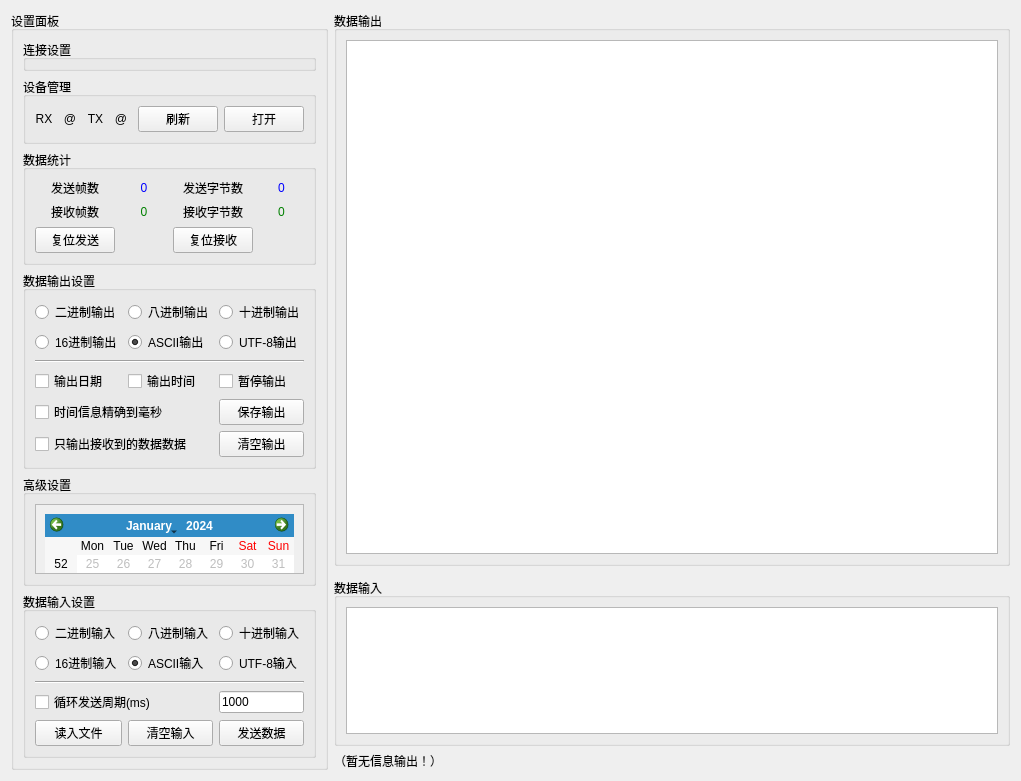
x-tools-author/x-tools, file src/comment/SAKIODeviceWidget.ui: the form before one commit.
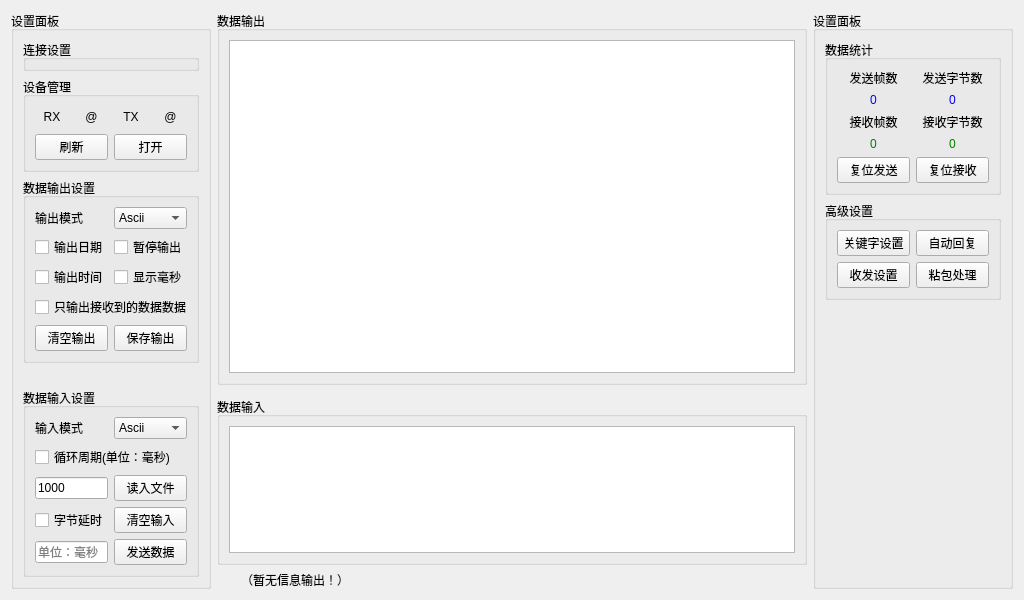
The form after the commit.

What changed in the file:
```diff
--- a/src/comment/SAKIODeviceWidget.ui
+++ b/src/comment/SAKIODeviceWidget.ui
@@ -6,31 +6,18 @@
    <rect>
     <x>0</x>
     <y>0</y>
-    <width>1021</width>
-    <height>763</height>
+    <width>1024</width>
+    <height>600</height>
    </rect>
   </property>
   <property name="windowTitle">
    <string>Form</string>
   </property>
   <layout class="QGridLayout" name="gridLayout">
-   <item row="3" column="1">
-    <widget class="QLabel" name="labelOutput">
-     <property name="sizePolicy">
-      <sizepolicy hsizetype="Preferred" vsizetype="Fixed">
-       <horstretch>0</horstretch>
-       <verstretch>0</verstretch>
-      </sizepolicy>
-     </property>
-     <property name="text">
-      <string>（暂无信息输出！）</string>
-     </property>
-    </widget>
-   </item>
    <item row="0" column="0" rowspan="4">
     <widget class="QGroupBox" name="groupBox_2">
      <property name="sizePolicy">
-      <sizepolicy hsizetype="Maximum" vsizetype="Preferred">
+      <sizepolicy hsizetype="Expanding" vsizetype="Preferred">
        <horstretch>0</horstretch>
        <verstretch>0</verstretch>
       </sizepolicy>
@@ -43,7 +30,7 @@
      </property>
      <property name="maximumSize">
       <size>
-       <width>370</width>
+       <width>200</width>
        <height>16777215</height>
       </size>
      </property>
@@ -76,20 +63,6 @@
          <string>设备管理</string>
         </property>
         <layout class="QGridLayout" name="gridLayout_7">
-         <item row="0" column="4">
-          <widget class="QPushButton" name="pushButtonRefresh">
-           <property name="text">
-            <string>刷新</string>
-           </property>
-          </widget>
-         </item>
-         <item row="0" column="5">
-          <widget class="QPushButton" name="pushButtonOpen">
-           <property name="text">
-            <string>打开</string>
-           </property>
-          </widget>
-         </item>
          <item row="0" column="0">
           <widget class="QLabel" name="label">
            <property name="text">
@@ -147,132 +120,17 @@
            </property>
           </widget>
          </item>
-        </layout>
-       </widget>
-      </item>
-      <item>
-       <widget class="QGroupBox" name="groupBox_7">
-        <property name="sizePolicy">
-         <sizepolicy hsizetype="Minimum" vsizetype="Preferred">
-          <horstretch>0</horstretch>
-          <verstretch>0</verstretch>
-         </sizepolicy>
-        </property>
-        <property name="title">
-         <string>数据统计</string>
-        </property>
-        <layout class="QGridLayout" name="gridLayout_5">
-         <item row="0" column="2">
-          <widget class="QLabel" name="label_3">
+         <item row="1" column="0" colspan="2">
+          <widget class="QPushButton" name="pushButtonRefresh">
            <property name="text">
-            <string>发送字节数</string>
+            <string>刷新</string>
            </property>
-           <property name="alignment">
-            <set>Qt::AlignCenter</set>
-           </property>
           </widget>
          </item>
-         <item row="0" column="0">
-          <widget class="QLabel" name="label_2">
+         <item row="1" column="2" colspan="2">
+          <widget class="QPushButton" name="pushButtonOpen">
            <property name="text">
-            <string>发送帧数</string>
-           </property>
-           <property name="alignment">
-            <set>Qt::AlignCenter</set>
-           </property>
-          </widget>
-         </item>
-         <item row="2" column="0">
-          <widget class="QLabel" name="label_1">
-           <property name="text">
-            <string>接收帧数</string>
-           </property>
-           <property name="alignment">
-            <set>Qt::AlignCenter</set>
-           </property>
-          </widget>
-         </item>
-         <item row="4" column="0">
-          <widget class="QPushButton" name="pushButtonResetSendDataCount">
-           <property name="text">
-            <string>复位发送</string>
-           </property>
-          </widget>
-         </item>
-         <item row="4" column="2">
-          <widget class="QPushButton" name="pushButtonResetReceiveDataCount">
-           <property name="text">
-            <string>复位接收</string>
-           </property>
-          </widget>
-         </item>
-         <item row="2" column="2">
-          <widget class="QLabel" name="label_7">
-           <property name="text">
-            <string>接收字节数</string>
-           </property>
-           <property name="alignment">
-            <set>Qt::AlignCenter</set>
-           </property>
-          </widget>
-         </item>
-         <item row="0" column="1">
-          <widget class="QLabel" name="labelSendFrames">
-           <property name="styleSheet">
-            <string notr="true">QLabel#labelSendFrames{
-    color:blue
-}</string>
-           </property>
-           <property name="text">
-            <string>0</string>
-           </property>
-           <property name="alignment">
-            <set>Qt::AlignCenter</set>
-           </property>
-          </widget>
-         </item>
-         <item row="0" column="3">
-          <widget class="QLabel" name="labelSendBytes">
-           <property name="styleSheet">
-            <string notr="true">QLabel#labelSendBytes{
-    color:blue
-}</string>
-           </property>
-           <property name="text">
-            <string>0</string>
-           </property>
-           <property name="alignment">
-            <set>Qt::AlignCenter</set>
-           </property>
-          </widget>
-         </item>
-         <item row="2" column="1">
-          <widget class="QLabel" name="labelReceiveFrames">
-           <property name="styleSheet">
-            <string notr="true">QLabel#labelReceiveFrames{
-    color:green
-}</string>
-           </property>
-           <property name="text">
-            <string>0</string>
-           </property>
-           <property name="alignment">
-            <set>Qt::AlignCenter</set>
-           </property>
-          </widget>
-         </item>
-         <item row="2" column="3">
-          <widget class="QLabel" name="labelReceiveBytes">
-           <property name="styleSheet">
-            <string notr="true">QLabel#labelReceiveBytes{
-    color:green
-}</string>
-           </property>
-           <property name="text">
-            <string>0</string>
-           </property>
-           <property name="alignment">
-            <set>Qt::AlignCenter</set>
+            <string>打开</string>
            </property>
           </widget>
          </item>
@@ -291,10 +149,61 @@
          <string>数据输出设置</string>
         </property>
         <layout class="QGridLayout" name="gridLayout_2">
-         <item row="8" column="0" colspan="2">
+         <item row="2" column="1">
+          <widget class="QCheckBox" name="checkBoxPause">
+           <property name="text">
+            <string>暂停输出</string>
+           </property>
+          </widget>
+         </item>
+         <item row="4" column="0">
+          <widget class="QCheckBox" name="checkBoxOutputTime">
+           <property name="text">
+            <string>输出时间</string>
+           </property>
+          </widget>
+         </item>
+         <item row="0" column="1">
+          <widget class="QComboBox" name="comboBoxOutputMode">
+           <property name="currentIndex">
+            <number>4</number>
+           </property>
+           <item>
+            <property name="text">
+             <string>Bin</string>
+            </property>
+           </item>
+           <item>
+            <property name="text">
+             <string>Oct</string>
+            </property>
+           </item>
+           <item>
+            <property name="text">
+             <string>Dec</string>
+            </property>
+           </item>
+           <item>
+            <property name="text">
+             <string>Hex</string>
+            </property>
+           </item>
+           <item>
+            <property name="text">
+             <string>Ascii</string>
+            </property>
+           </item>
+           <item>
+            <property name="text">
+             <string>Utf8</string>
+            </property>
+           </item>
+          </widget>
+         </item>
+         <item row="4" column="1">
           <widget class="QCheckBox" name="checkBoxOutputMS">
            <property name="text">
-            <string>时间信息精确到毫秒</string>
+            <string>显示毫秒</string>
            </property>
            <property name="checkable">
             <bool>true</bool>
@@ -304,14 +213,7 @@
            </property>
           </widget>
          </item>
-         <item row="0" column="1">
-          <widget class="QRadioButton" name="radioButtonOctOutput">
-           <property name="text">
-            <string>八进制输出</string>
-           </property>
-          </widget>
-         </item>
-         <item row="9" column="0" colspan="2">
+         <item row="8" column="0" colspan="2">
           <widget class="QCheckBox" name="checkBoxOutputReceiveDataOnly">
            <property name="text">
             <string>只输出接收到的数据数据</string>
@@ -319,82 +221,30 @@
           </widget>
          </item>
          <item row="0" column="0">
-          <widget class="QRadioButton" name="radioButtonBinOutput">
+          <widget class="QLabel" name="label_6">
            <property name="text">
-            <string>二进制输出</string>
+            <string>输出模式</string>
            </property>
           </widget>
          </item>
-         <item row="0" column="2">
-          <widget class="QRadioButton" name="radioButtonDecOutput">
-           <property name="text">
-            <string>十进制输出</string>
-           </property>
-          </widget>
-         </item>
-         <item row="1" column="2">
-          <widget class="QRadioButton" name="radioButtonUtf8Output">
-           <property name="text">
-            <string>UTF-8输出</string>
-           </property>
-          </widget>
-         </item>
-         <item row="1" column="1">
-          <widget class="QRadioButton" name="radioButtonAsciiOutput">
-           <property name="text">
-            <string>ASCII输出</string>
-           </property>
-           <property name="checked">
-            <bool>true</bool>
-           </property>
-          </widget>
-         </item>
-         <item row="1" column="0">
-          <widget class="QRadioButton" name="radioButtonHexOutput">
-           <property name="text">
-            <string>16进制输出</string>
-           </property>
-          </widget>
-         </item>
-         <item row="6" column="0">
+         <item row="2" column="0">
           <widget class="QCheckBox" name="checkBoxOutputDate">
            <property name="text">
             <string>输出日期</string>
            </property>
           </widget>
          </item>
-         <item row="6" column="1">
-          <widget class="QCheckBox" name="checkBoxOutputTime">
-           <property name="text">
-            <string>输出时间</string>
-           </property>
-          </widget>
-         </item>
-         <item row="6" column="2">
-          <widget class="QCheckBox" name="checkBoxPause">
-           <property name="text">
-            <string>暂停输出</string>
-           </property>
-          </widget>
-         </item>
-         <item row="8" column="2">
-          <widget class="QPushButton" name="pushButtonSaveOutput">
-           <property name="text">
-            <string>保存输出</string>
-           </property>
-          </widget>
-         </item>
-         <item row="9" column="2">
+         <item row="9" column="0">
           <widget class="QPushButton" name="pushButtonClearOutput">
            <property name="text">
             <string>清空输出</string>
            </property>
           </widget>
          </item>
-         <item row="2" column="0" rowspan="2" colspan="3">
-          <widget class="Line" name="line">
-           <property name="orientation">
-            <enum>Qt::Horizontal</enum>
+         <item row="9" column="1">
+          <widget class="QPushButton" name="pushButtonSaveOutput">
+           <property name="text">
+            <string>保存输出</string>
            </property>
           </widget>
          </item>
@@ -416,47 +266,17 @@
        </widget>
       </item>
       <item>
-       <widget class="QGroupBox" name="groupBox_8">
-        <property name="sizePolicy">
-         <sizepolicy hsizetype="Preferred" vsizetype="Expanding">
-          <horstretch>0</horstretch>
-          <verstretch>0</verstretch>
-         </sizepolicy>
+       <spacer name="verticalSpacer">
+        <property name="orientation">
+         <enum>Qt::Vertical</enum>
         </property>
-        <property name="title">
-         <string>高级设置</string>
+        <property name="sizeHint" stdset="0">
+         <size>
+          <width>5</width>
+          <height>5</height>
+         </size>
         </property>
-        <layout class="QVBoxLayout" name="verticalLayout_2">
-         <item>
-          <widget class="QScrollArea" name="scrollArea">
-           <property name="verticalScrollBarPolicy">
-            <enum>Qt::ScrollBarAlwaysOff</enum>
-           </property>
-           <property name="horizontalScrollBarPolicy">
-            <enum>Qt::ScrollBarAlwaysOff</enum>
-           </property>
-           <property name="widgetResizable">
-            <bool>true</bool>
-           </property>
-           <widget class="QWidget" name="scrollAreaWidgetContents">
-            <property name="geometry">
-             <rect>
-              <x>0</x>
-              <y>0</y>
-              <width>266</width>
-              <height>215</height>
-             </rect>
-            </property>
-            <layout class="QVBoxLayout" name="verticalLayout_3">
-             <item>
-              <widget class="QCalendarWidget" name="calendarWidget"/>
-             </item>
-            </layout>
-           </widget>
-          </widget>
-         </item>
-        </layout>
-       </widget>
+       </spacer>
       </item>
       <item>
        <widget class="QGroupBox" name="groupBox_5">
@@ -464,66 +284,72 @@
          <string>数据输入设置</string>
         </property>
         <layout class="QGridLayout" name="gridLayout_3">
-         <item row="5" column="0">
-          <widget class="QPushButton" name="pushButtonReadInFile">
-           <property name="text">
-            <string>读入文件</string>
-           </property>
-          </widget>
-         </item>
          <item row="0" column="0">
-          <widget class="QRadioButton" name="radioButtonBinInput">
+          <widget class="QLabel" name="label_4">
            <property name="text">
-            <string>二进制输入</string>
+            <string>输入模式</string>
            </property>
           </widget>
          </item>
          <item row="0" column="1">
-          <widget class="QRadioButton" name="radioButtonOctInput">
-           <property name="text">
-            <string>八进制输入</string>
+          <widget class="QComboBox" name="comboBoxInputMode">
+           <property name="currentIndex">
+            <number>4</number>
            </property>
+           <item>
+            <property name="text">
+             <string>Bin</string>
+            </property>
+           </item>
+           <item>
+            <property name="text">
+             <string>Oct</string>
+            </property>
+           </item>
+           <item>
+            <property name="text">
+             <string>Dec</string>
+            </property>
+           </item>
+           <item>
+            <property name="text">
+             <string>Hex</string>
+            </property>
+           </item>
+           <item>
+            <property name="text">
+             <string>Ascii</string>
+            </property>
+           </item>
+           <item>
+            <property name="text">
+             <string>Utf8</string>
+            </property>
+           </item>
           </widget>
          </item>
-         <item row="5" column="1">
+         <item row="3" column="1">
           <widget class="QPushButton" name="pushButtonClearInput">
            <property name="text">
             <string>清空输入</string>
            </property>
           </widget>
          </item>
-         <item row="0" column="2">
-          <widget class="QRadioButton" name="radioButtonDecInput">
+         <item row="4" column="1">
+          <widget class="QPushButton" name="pushButtonSendData">
            <property name="text">
-            <string>十进制输入</string>
+            <string>发送数据</string>
            </property>
           </widget>
          </item>
-         <item row="1" column="0">
-          <widget class="QRadioButton" name="radioButtonHexInput">
+         <item row="1" column="0" colspan="2">
+          <widget class="QCheckBox" name="checkBoxCycle">
            <property name="text">
-            <string>16进制输入</string>
+            <string>循环周期(单位：毫秒)</string>
            </property>
           </widget>
          </item>
-         <item row="1" column="1">
-          <widget class="QRadioButton" name="radioButtonAsciiInput">
-           <property name="text">
-            <string>ASCII输入</string>
-           </property>
-           <property name="checked">
-            <bool>true</bool>
-           </property>
-          </widget>
-         </item>
-         <item row="1" column="2">
-          <widget class="QRadioButton" name="radioButtonUtf8Input">
-           <property name="text">
-            <string>UTF-8输入</string>
-           </property>
-          </widget>
-         </item>
-         <item row="4" column="2">
+         <item row="2" column="0">
           <widget class="QLineEdit" name="lineEditCycleTime">
            <property name="sizePolicy">
             <sizepolicy hsizetype="Ignored" vsizetype="Fixed">
@@ -536,24 +362,24 @@
            </property>
           </widget>
          </item>
-         <item row="4" column="0" colspan="2">
-          <widget class="QCheckBox" name="checkBoxCycle">
+         <item row="2" column="1">
+          <widget class="QPushButton" name="pushButtonReadInFile">
            <property name="text">
-            <string>循环发送周期(ms)</string>
+            <string>读入文件</string>
            </property>
           </widget>
          </item>
-         <item row="5" column="2">
-          <widget class="QPushButton" name="pushButtonSendData">
+         <item row="3" column="0">
+          <widget class="QCheckBox" name="checkBoxBytesDelay">
            <property name="text">
-            <string>发送数据</string>
+            <string>字节延时</string>
            </property>
           </widget>
          </item>
-         <item row="2" column="0" rowspan="2" colspan="3">
-          <widget class="Line" name="line_2">
-           <property name="orientation">
-            <enum>Qt::Horizontal</enum>
+         <item row="4" column="0">
+          <widget class="QLineEdit" name="lineEditBytesDelayTime">
+           <property name="placeholderText">
+            <string>单位：毫秒</string>
            </property>
           </widget>
          </item>
@@ -564,6 +390,19 @@
     </widget>
    </item>
    <item row="3" column="2">
+    <widget class="QLabel" name="labelOutput">
+     <property name="sizePolicy">
+      <sizepolicy hsizetype="Preferred" vsizetype="Fixed">
+       <horstretch>0</horstretch>
+       <verstretch>0</verstretch>
+      </sizepolicy>
+     </property>
+     <property name="text">
+      <string>（暂无信息输出！）</string>
+     </property>
+    </widget>
+   </item>
+   <item row="3" column="3">
     <widget class="QLabel" name="labelTips">
      <property name="sizePolicy">
       <sizepolicy hsizetype="Expanding" vsizetype="Preferred">
@@ -576,7 +415,201 @@
      </property>
     </widget>
    </item>
-   <item row="2" column="1" colspan="2">
+   <item row="0" column="4" rowspan="4">
+    <widget class="QGroupBox" name="groupBox_8">
+     <property name="maximumSize">
+      <size>
+       <width>200</width>
+       <height>16777215</height>
+      </size>
+     </property>
+     <property name="title">
+      <string>设置面板</string>
+     </property>
+     <layout class="QVBoxLayout" name="verticalLayout_2">
+      <item>
+       <widget class="QGroupBox" name="groupBox_7">
+        <property name="sizePolicy">
+         <sizepolicy hsizetype="Minimum" vsizetype="Preferred">
+          <horstretch>0</horstretch>
+          <verstretch>0</verstretch>
+         </sizepolicy>
+        </property>
+        <property name="title">
+         <string>数据统计</string>
+        </property>
+        <layout class="QGridLayout" name="gridLayout_5">
+         <item row="0" column="0">
+          <widget class="QLabel" name="label_2">
+           <property name="text">
+            <string>发送帧数</string>
+           </property>
+           <property name="alignment">
+            <set>Qt::AlignCenter</set>
+           </property>
+          </widget>
+         </item>
+         <item row="2" column="0">
+          <widget class="QLabel" name="label_1">
+           <property name="text">
+            <string>接收帧数</string>
+           </property>
+           <property name="alignment">
+            <set>Qt::AlignCenter</set>
+           </property>
+          </widget>
+         </item>
+         <item row="4" column="0">
+          <widget class="QPushButton" name="pushButtonResetSendDataCount">
+           <property name="text">
+            <string>复位发送</string>
+           </property>
+          </widget>
+         </item>
+         <item row="1" column="0">
+          <widget class="QLabel" name="labelSendFrames">
+           <property name="styleSheet">
+            <string notr="true">QLabel#labelSendFrames{
+    color:blue
+}</string>
+           </property>
+           <property name="text">
+            <string>0</string>
+           </property>
+           <property name="alignment">
+            <set>Qt::AlignCenter</set>
+           </property>
+          </widget>
+         </item>
+         <item row="3" column="0">
+          <widget class="QLabel" name="labelReceiveFrames">
+           <property name="styleSheet">
+            <string notr="true">QLabel#labelReceiveFrames{
+    color:green
+}</string>
+           </property>
+           <property name="text">
+            <string>0</string>
+           </property>
+           <property name="alignment">
+            <set>Qt::AlignCenter</set>
+           </property>
+          </widget>
+         </item>
+         <item row="3" column="1">
+          <widget class="QLabel" name="labelReceiveBytes">
+           <property name="styleSheet">
+            <string notr="true">QLabel#labelReceiveBytes{
+    color:green
+}</string>
+           </property>
+           <property name="text">
+            <string>0</string>
+           </property>
+           <property name="alignment">
+            <set>Qt::AlignCenter</set>
+           </property>
+          </widget>
+         </item>
+         <item row="2" column="1">
+          <widget class="QLabel" name="label_7">
+           <property name="text">
+            <string>接收字节数</string>
+           </property>
+           <property name="alignment">
+            <set>Qt::AlignCenter</set>
+           </property>
+          </widget>
+         </item>
+         <item row="1" column="1">
+          <widget class="QLabel" name="labelSendBytes">
+           <property name="styleSheet">
+            <string notr="true">QLabel#labelSendBytes{
+    color:blue
+}</string>
+           </property>
+           <property name="text">
+            <string>0</string>
+           </property>
+           <property name="alignment">
+            <set>Qt::AlignCenter</set>
+           </property>
+          </widget>
+         </item>
+         <item row="0" column="1">
+          <widget class="QLabel" name="label_3">
+           <property name="text">
+            <string>发送字节数</string>
+           </property>
+           <property name="alignment">
+            <set>Qt::AlignCenter</set>
+           </property>
+          </widget>
+         </item>
+         <item row="4" column="1">
+          <widget class="QPushButton" name="pushButtonResetReceiveDataCount">
+           <property name="text">
+            <string>复位接收</string>
+           </property>
+          </widget>
+         </item>
+        </layout>
+       </widget>
+      </item>
+      <item>
+       <widget class="QGroupBox" name="groupBox_9">
+        <property name="title">
+         <string>高级设置</string>
+        </property>
+        <layout class="QGridLayout" name="gridLayout_8">
+         <item row="0" column="0">
+          <widget class="QPushButton" name="pushButtonKeyWords">
+           <property name="text">
+            <string>关键字设置</string>
+           </property>
+          </widget>
+         </item>
+         <item row="0" column="1">
+          <widget class="QPushButton" name="pushButtonAutoRespone">
+           <property name="text">
+            <string>自动回复</string>
+           </property>
+          </widget>
+         </item>
+         <item row="1" column="0">
+          <widget class="QPushButton" name="pushButton">
+           <property name="text">
+            <string>收发设置</string>
+           </property>
+          </widget>
+         </item>
+         <item row="1" column="1">
+          <widget class="QPushButton" name="pushButton_2">
+           <property name="text">
+            <string>粘包处理</string>
+           </property>
+          </widget>
+         </item>
+        </layout>
+       </widget>
+      </item>
+      <item>
+       <spacer name="verticalSpacer_2">
+        <property name="orientation">
+         <enum>Qt::Vertical</enum>
+        </property>
+        <property name="sizeHint" stdset="0">
+         <size>
+          <width>20</width>
+          <height>40</height>
+         </size>
+        </property>
+       </spacer>
+      </item>
+     </layout>
+    </widget>
+   </item>
+   <item row="2" column="1" colspan="3">
     <widget class="QGroupBox" name="groupBox_3">
      <property name="maximumSize">
       <size>
@@ -594,7 +627,7 @@
      </layout>
     </widget>
    </item>
-   <item row="0" column="1" colspan="2">
+   <item row="0" column="1" colspan="3">
     <widget class="QGroupBox" name="groupBox">
      <property name="title">
       <string>数据输出</string>
@@ -606,6 +639,19 @@
      </layout>
     </widget>
    </item>
+   <item row="3" column="1">
+    <widget class="QLabel" name="labelInfoIcon">
+     <property name="minimumSize">
+      <size>
+       <width>18</width>
+       <height>18</height>
+      </size>
+     </property>
+     <property name="text">
+      <string/>
+     </property>
+    </widget>
+   </item>
   </layout>
  </widget>
  <resources/>
```
Left out of the diff: 118 changed lines with no effect on the pictures.
